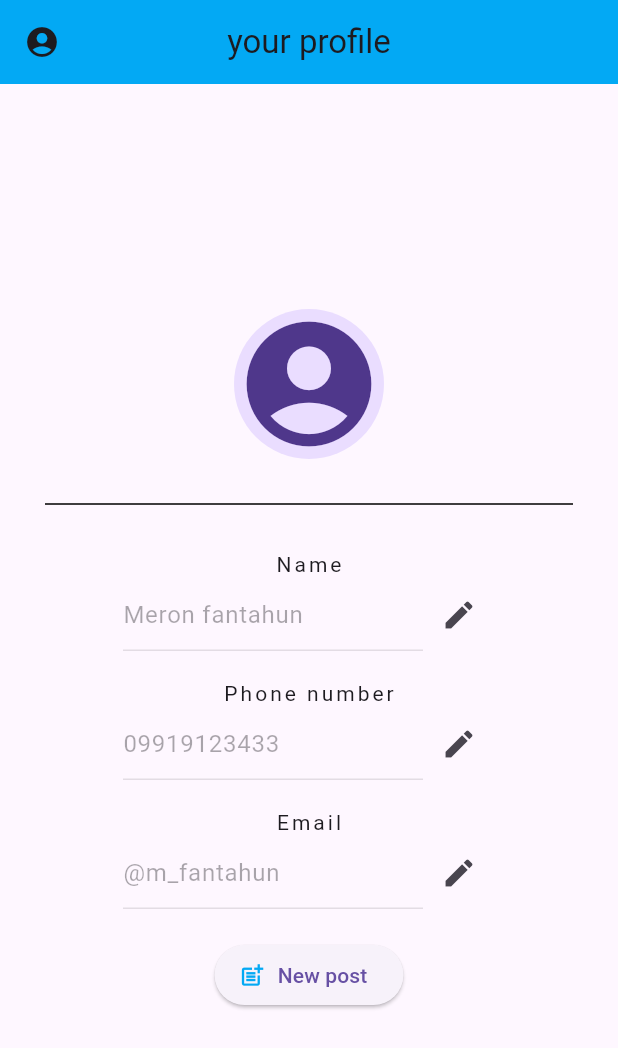
After one commit to SosiSis/flutter-2024-proj, a Flutter app: the ProfileTwo screen opened directly, on a phone screen of 412 x 824 dp. The commit adds this screen. Shown: the top 1048 px of the screen. Run offline on Flutter 3.47's test engine with Material 3 defaults, Android fonts, the phone set to English and light mode, and no system bars; network calls fail.

Commit message:
added profile pages

```diff
--- a/lib/create_post_page.dart
+++ b/lib/create_post_page.dart
@@ -1,4 +1,4 @@
-// ignore_for_file: prefer_const_literals_to_create_immutables, prefer_const_constructors
+
 
 import 'package:flutter/material.dart';
 
--- /dev/null
+++ b/lib/profile_two.dart
@@ -0,0 +1,193 @@
+import 'package:flutter/material.dart';
+
+void main() {
+  runApp(const MaterialApp(home: ProfileTwo()));
+}
+
+class ProfileTwo extends StatefulWidget {
+  const ProfileTwo({super.key});
+
+  @override
+  State<ProfileTwo> createState() => _ProfileTwoState();
+}
+
+class _ProfileTwoState extends State<ProfileTwo> {
+  final TextEditingController _name =
+      TextEditingController(text: "Meron fantahun");
+  final _controller = TextEditingController(text: "09919123433");
+  final _email = TextEditingController(text: "@m_fantahun");
+
+  bool _isEnable = false;
+  @override
+  Widget build(BuildContext context) {
+    return Scaffold(
+      appBar: AppBar(
+        title: const Text("your profile"),
+        leading: const Icon(Icons.account_circle),
+        centerTitle: true,
+        backgroundColor: Colors.lightBlue,
+      ),
+      body: Padding(
+        padding: const EdgeInsets.all(30),
+        child: Center(
+          // Wrap the Column with Center
+          child: Column(
+            crossAxisAlignment: CrossAxisAlignment.center,
+            mainAxisAlignment: MainAxisAlignment.center,
+            children: [
+              const Center(
+                child: CircleAvatar(
+                  radius: 50.0,
+                  child: Icon(
+                    Icons.account_circle,
+                    size: 100,
+                  ),
+                ),
+              ),
+              const Divider(
+                height: 60,
+                color: Colors.black,
+              ),
+              Column(mainAxisAlignment: MainAxisAlignment.center, children: [
+                Row(
+                  mainAxisAlignment: MainAxisAlignment.spaceAround,
+                  children: [
+                    Column(
+                      children: [
+                        const Text(
+                          "Name",
+                          style: TextStyle(
+                            letterSpacing: 2.0,
+                          ),
+                        ),
+                        Row(
+                          mainAxisAlignment: MainAxisAlignment.spaceAround,
+                          children: [
+                            SizedBox(
+                              width: 200,
+                              child: TextField(
+                                controller: _name,
+                                enabled: _isEnable,
+                              ),
+                            ),
+                            IconButton(
+                              icon: const Icon(Icons.edit),
+                              onPressed: () {
+                                setState(() {
+                                  if (_isEnable) {
+                                    _isEnable = false;
+                                  } else {
+                                    _isEnable = true;
+                                  }
+                                });
+                              },
+                            )
+                          ],
+                        ),
+                      ],
+                    ),
+                  ],
+                ),
+                const SizedBox(
+                  height: 18.0,
+                ),
+                Row(
+                  mainAxisAlignment: MainAxisAlignment.spaceAround,
+                  children: [
+                    Column(
+                      children: [
+                        const Text(
+                          "Phone number",
+                          style: TextStyle(
+                            letterSpacing: 2.0,
+                          ),
+                        ),
+                        Row(
+                          mainAxisAlignment: MainAxisAlignment.spaceAround,
+                          children: [
+                            SizedBox(
+                              width: 200,
+                              child: TextField(
+                                controller: _controller,
+                                enabled: _isEnable,
+                              ),
+                            ),
+                            IconButton(
+                              icon: const Icon(Icons.edit),
+                              onPressed: () {
+                                setState(() {
+                                  if (_isEnable) {
+                                    _isEnable = false;
+                                  } else {
+                                    _isEnable = true;
+                                  }
+                                });
+                              },
+                            )
+                          ],
+                        ),
+                      ],
+                    ),
+                  ],
+                ),
+                const SizedBox(
+                  height: 18,
+                ),
+                Row(
+                  mainAxisAlignment: MainAxisAlignment.spaceAround,
+                  children: [
+                    Column(
+                      children: [
+                        const Text(
+                          "Email",
+                          style: TextStyle(
+                            letterSpacing: 2.0,
+                          ),
+                        ),
+                        Row(
+                          mainAxisAlignment: MainAxisAlignment.spaceAround,
+                          children: [
+                            SizedBox(
+                              width: 200,
+                              child: TextField(
+                                controller: _email,
+                                enabled: _isEnable,
+                              ),
+                            ),
+                            IconButton(
+                              icon: const Icon(Icons.edit),
+                              onPressed: () {
+                                setState(() {
+                                  if (_isEnable) {
+                                    _isEnable = false;
+                                  } else {
+                                    _isEnable = true;
+                                  }
+                                });
+                              },
+                            )
+                          ],
+                        ),
+                      ],
+                    ),
+                  ],
+                ),
+              ]),
+              const SizedBox(
+                height: 20,
+              ),
+              ElevatedButton.icon(
+                onPressed: () {},
+                icon: const Icon(
+                  Icons.post_add,
+                  color: Colors.lightBlue,
+                ),
+                label: const Text("New post"),
+              )
+            ],
+          ),
+        ),
+      ),
+    );
+  }
+}
```
Also changed, not shown: lib/profile.dart (added, +165 -0 lines).
